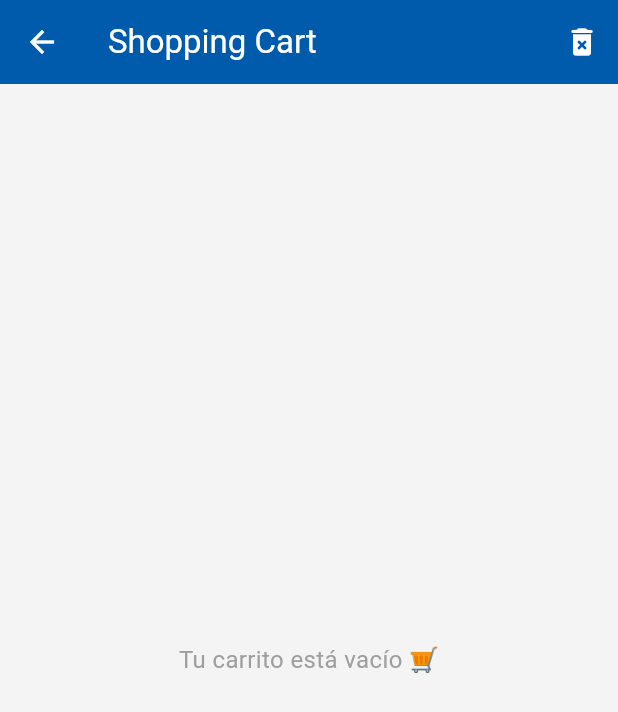
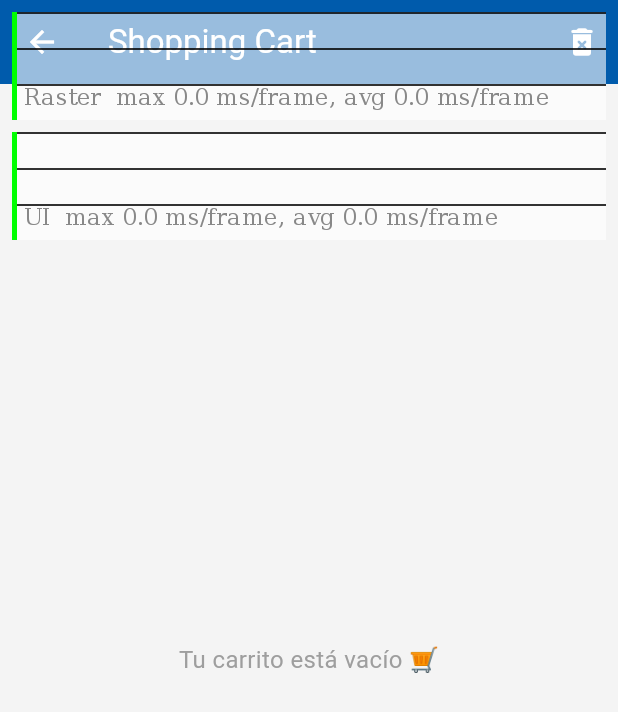
Before and after one commit to andersson-arellano/homecenter-flutter-test, a Flutter app: the screen it shows after launch, after a tap on the "shopping cart" icon, on a phone screen of 412 x 824 dp. Shown: the top 712 px of the screen. Run offline on Flutter 3.47's test engine with Material 3 defaults, Android fonts, the phone set to English and light mode, and no system bars; our stand-ins replace bloc_concurrency, dio, drift, equatable, flutter_bloc, get_it and 2 more; missing offline and left inert: dio_cache_interceptor, http_cache_drift_store; accounts and stored records are empty; generated files the repository leaves out were written again.

Commit message:
updated README.md and added extra logic to shopping cart

```diff
--- a/lib/core/app.dart
+++ b/lib/core/app.dart
@@ -12,7 +12,7 @@ class MainApp extends StatelessWidget{
       theme: AppTheme.lightTheme,
       home: ProductPage(),
       debugShowCheckedModeBanner: false,
-      showPerformanceOverlay: false,
+      showPerformanceOverlay: true,
     );
   }
 }
--- a/lib/features/products/presentation/bloc/shopping_cart/shopping_cart_bloc.dart
+++ b/lib/features/products/presentation/bloc/shopping_cart/shopping_cart_bloc.dart
@@ -47,8 +47,12 @@ class ShoppingCartBloc extends Bloc<ShoppingCartEvent, ShoppingCartState> {
   // Event handler for AddProductToShoppingCartEvent
   _onAddProductToShoppingCart(event, emit) async {
     try{
+      if(state.products.any((product) => product.productId == event.product.productId)){
+        emit(ShoppingCartState.failure(state.products, 'Product already in cart'));
+        return;
+      }
       await _addProductToShoppingCart(event.product);
-      emit(ShoppingCartState.success(state.products));
+      emit(ShoppingCartState.success(await _getAllProductsOnShoppingCart()));
     }catch(e){
       emit(ShoppingCartState.failure(state.products, e.toString()));
     }
--- a/lib/features/products/presentation/pages/product_page.dart
+++ b/lib/features/products/presentation/pages/product_page.dart
@@ -1,10 +1,10 @@
 import 'package:flutter/material.dart';
 import 'package:flutter_bloc/flutter_bloc.dart';
 import 'package:homecenter_flutter/features/products/presentation/bloc/products/products_bloc.dart';
-import 'package:homecenter_flutter/features/products/presentation/bloc/shopping_cart/shopping_cart_bloc.dart';
-import 'package:homecenter_flutter/features/products/presentation/pages/shopping_cart_page.dart';
 import 'package:homecenter_flutter/features/products/presentation/widgets/product_list_item.dart' show ProductListItem;
 import 'package:homecenter_flutter/features/products/presentation/widgets/search_button.dart';
+import 'package:homecenter_flutter/features/products/presentation/widgets/shopping_cart_button.dart';
+import 'package:homecenter_flutter/features/products/presentation/bloc/shopping_cart/shopping_cart_bloc.dart';
 
 class ProductPage extends StatefulWidget{
   const ProductPage({super.key});
@@ -15,6 +15,12 @@ class ProductPage extends StatefulWidget{
 
 class _ProductPageState extends State<ProductPage> {
   @override
+  void initState() {
+    super.initState();
+    Future.microtask(() => context.read<ShoppingCartBloc>().add(GetShoppingCartEvent()));
+  }
+
+  @override
   Widget build(BuildContext context) {
     return Scaffold(
         appBar: AppBar(
@@ -23,20 +29,7 @@ class _ProductPageState extends State<ProductPage> {
             SearchButton()
           ],
         ),
-        floatingActionButton: FloatingActionButton(
-          onPressed: () {
-            Navigator.push(
-              context,
-              MaterialPageRoute(
-                builder: (context) => BlocProvider.value(
-                  value: context.read<ShoppingCartBloc>(),
-                  child: ShoppingCartPage(),
-                ),
-              ),
-            );
-          },
-          child: const Icon(Icons.shopping_cart),
-        ),
+        floatingActionButton: const ShoppingCartButton(),
         body: BlocBuilder<ProductsBloc, ProductsState>(
           buildWhen: (previous, current) => previous.products != current.products,
           builder: (context, state) {
--- a/lib/features/products/presentation/pages/shopping_cart_page.dart
+++ b/lib/features/products/presentation/pages/shopping_cart_page.dart
@@ -22,17 +22,6 @@ class _ShoppingCartPageState extends State<ShoppingCartPage> {
 
   @override
   Widget build(BuildContext context) {
-    // Ejemplo de datos simulados (debes reemplazar por los del Bloc)
-    final cartItems = [
-      {'title': 'Smart Watch', 'price': 59.99, 'quantity': 1, 'image': 'https://via.placeholder.com/100'},
-      {'title': 'Wireless Headphones', 'price': 89.50, 'quantity': 2, 'image': 'https://via.placeholder.com/100'},
-    ];
-
-    final total = cartItems.fold<double>(
-      0,
-      (sum, item) => sum + (item['price'] as double) * (item['quantity'] as int),
-    );
-
     return Scaffold(
       appBar: AppBar(
         title: const Text('Shopping Cart'),
@@ -49,6 +38,11 @@ class _ShoppingCartPageState extends State<ShoppingCartPage> {
       ),
       body: BlocBuilder<ShoppingCartBloc, ShoppingCartState>(
         builder: (context, state){
+          // Calculate total
+          final total = state.products.fold<double>(
+             0,
+             (sum, item) => sum + ( double.parse(item.price)) * (item.quantity),
+          );
           return state.products.isEmpty
           ? const Center(
               child: Text(
@@ -83,7 +77,7 @@ class _ShoppingCartPageState extends State<ShoppingCartPage> {
                             style: TextStyle(fontSize: 18, fontWeight: FontWeight.w600),
                           ),
                           Text(
-                            "\$${total.toStringAsFixed(2)}",
+                            "\$${total.toStringAsFixed(3)}",
                             style: const TextStyle(
                               fontSize: 18,
                               fontWeight: FontWeight.bold,
@@ -95,8 +89,7 @@ class _ShoppingCartPageState extends State<ShoppingCartPage> {
                       const SizedBox(height: 10),
                       ElevatedButton.icon(
                         onPressed: () {
-                          // TODO: Implementar proceso de compra
-                          // context.read<CartBloc>().add(Checkout());
+                          // fake the payment process
                         },
                         style: ElevatedButton.styleFrom(
                           minimumSize: const Size(double.infinity, 45),
--- /dev/null
+++ b/lib/features/products/presentation/widgets/shopping_cart_button.dart
@@ -0,0 +1,64 @@
+import 'package:flutter/material.dart';
+import 'package:flutter_bloc/flutter_bloc.dart';
+import 'package:homecenter_flutter/features/products/presentation/bloc/shopping_cart/shopping_cart_bloc.dart';
+import 'package:homecenter_flutter/features/products/presentation/pages/shopping_cart_page.dart';
+
+class ShoppingCartButton extends StatelessWidget {
+  const ShoppingCartButton({super.key});
+
+  @override
+  Widget build(BuildContext context) {
+    return BlocBuilder<ShoppingCartBloc, ShoppingCartState>(
+        builder: (context, state) {
+        final itemCount = state.products.length;
+        return Tooltip(
+          message: 'Carrito ($itemCount)',
+          child: Stack(
+            clipBehavior: Clip.none,
+            children: [
+              FloatingActionButton(
+                onPressed: () {
+                  Navigator.push(
+                    context,
+                    MaterialPageRoute(
+                      builder: (context) => BlocProvider.value(
+                        value: context.read<ShoppingCartBloc>(),
+                        child: ShoppingCartPage(),
+                      ),
+                    ),
+                  );
+                },
+                child: const Icon(Icons.shopping_cart),
+              ),
+              if (itemCount > 0)
+                Positioned(
+                  right: -2,
+                  top: -2,
+                  child: Container(
+                    padding: const EdgeInsets.all(4),
+                    decoration: BoxDecoration(
+                      color: Colors.red,
+                      borderRadius: BorderRadius.circular(10),
+                    ),
+                    constraints: const BoxConstraints(
+                      minWidth: 20,
+                      minHeight: 20,
+                    ),
+                    child: Text(
+                      '$itemCount',
+                      style: const TextStyle(
+                        color: Colors.white,
+                        fontSize: 12,
+                        fontWeight: FontWeight.bold,
+                      ),
+                      textAlign: TextAlign.center,
+                    ),
+                  ),
+                ),
+            ],
+          ),
+        );
+      },
+    );
+  }
+}
```
Also changed, not shown: lib/features/products/presentation/widgets/product_item.dart (+22 -3 lines), lib/features/products/presentation/widgets/product_list_item.dart (+5 -3 lines), 1 other file.
